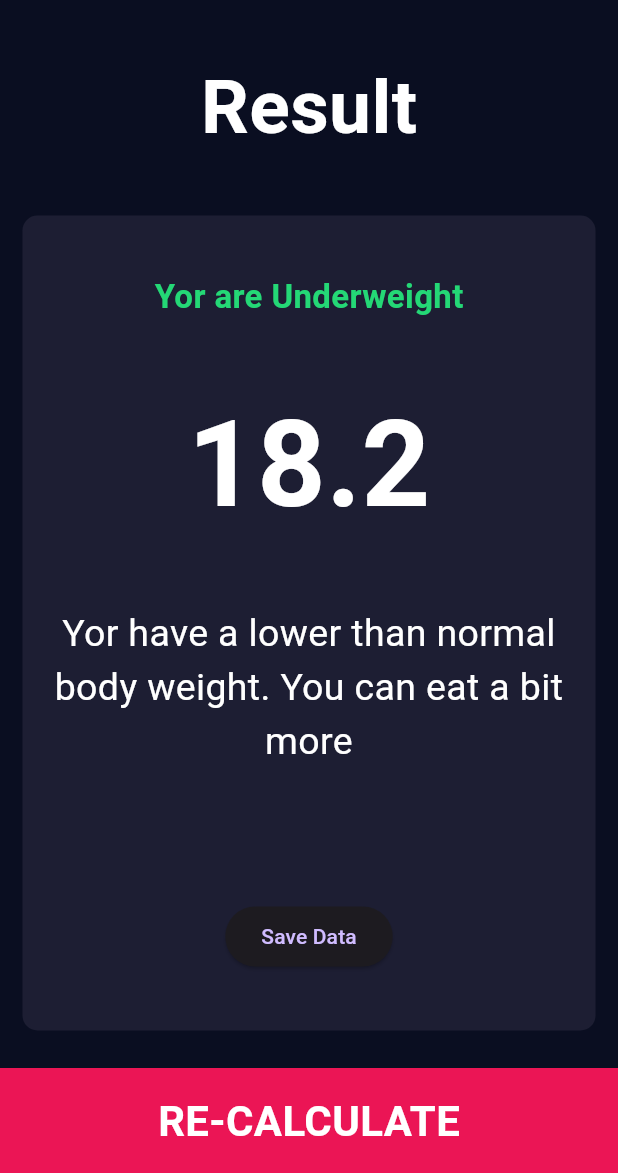
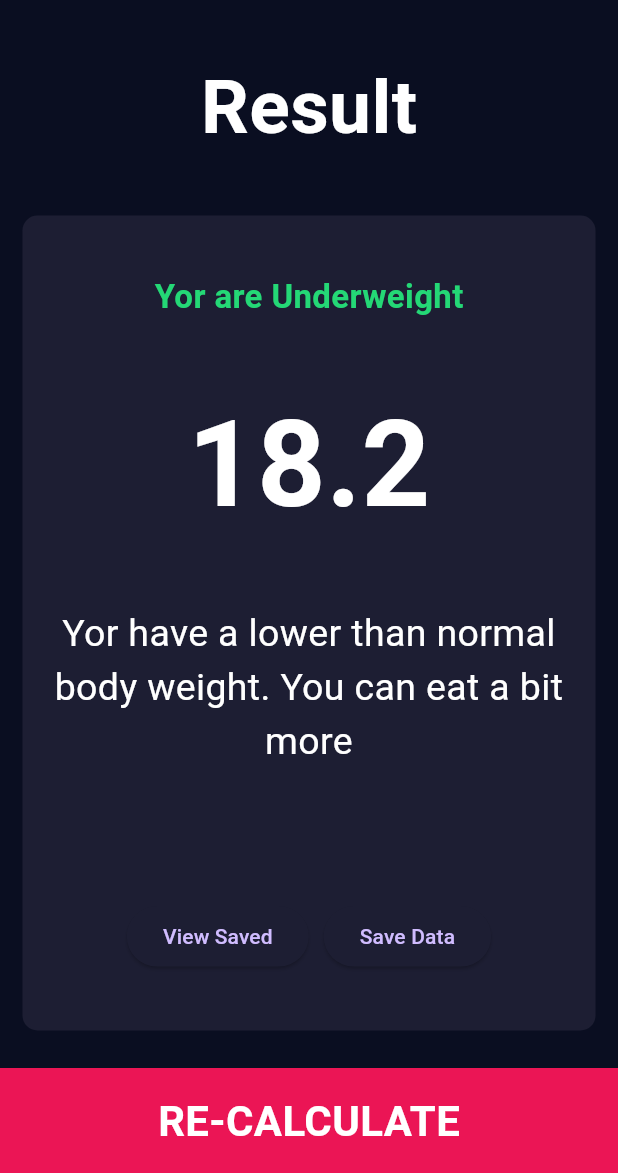
Before and after one commit to abdulrehmana28/flutter_bmi_calculator, a Flutter app: the screen it shows after launch, after a tap on "CALCULATE", on a phone screen of 412 x 824 dp, the part 63-1236 px from its top. Run offline on Flutter 3.47's test engine with Material 3 defaults, Android fonts, the phone set to English and light mode, and no system bars; our stand-ins replace font_awesome_flutter, sqflite; accounts and stored records are empty.

Commit message:
sql integration completed
all main functionality added

```diff
--- a/lib/calculateFuncationality.dart
+++ b/lib/calculateFuncationality.dart
@@ -14,7 +14,7 @@ class CalculateFuncationality {
 
   String getResultText() {
     if (_bmi >= 25) {
-      return 'You Overweight';
+      return 'You are Overweight';
     } else if (_bmi > 18.5) {
       return 'Normal';
     } else {
--- a/lib/screens/result_page.dart
+++ b/lib/screens/result_page.dart
@@ -36,8 +36,8 @@ class ResultPage extends StatelessWidget {
         children: [
           Expanded(
             child: Container(
-              child: Center(
-                child: const Text(
+              child: const Center(
+                child: Text(
                   'Result',
                   style: kTitleTextStyle,
                 ),
@@ -68,37 +68,74 @@ class ResultPage extends StatelessWidget {
                   const SizedBox(
                     height: 10.0,
                   ),
+                  Row(
+                    mainAxisAlignment: MainAxisAlignment.center,
+                    children: [
+                      ElevatedButton(
+                        onPressed: () {
+                          Navigator.push(
+                            context,
+                            MaterialPageRoute(
+                              builder: (context) => SavedDataPage(),
+                            ),
+                          );
+                        },
+                        child: const Text('View Saved'),
+                        style: ButtonStyle(
+                          backgroundColor:
+                              MaterialStateProperty.all(kActiveCardColor),
+                        ),
+                      ),
+                      const SizedBox(
+                        width: 10,
+                      ),
                       ElevatedButton(
                         onPressed: () async {
                           final dbHelper = DatabaseHelper();
-                      final name = await showDialog<String>(
+                          final nameController = TextEditingController();
+                          await showDialog<String>(
                             context: context,
                             builder: (context) {
                               return AlertDialog(
-                            title: Text('Enter your name'),
-                            content: TextField(
-                              decoration: InputDecoration(labelText: 'Name'),
+                                title: const Text('Enter your name'),
+                                content: TextFormField(
+                                  controller: nameController,
+                                  decoration:
+                                      const InputDecoration(labelText: 'Name'),
+                                  validator: (value) {
+                                    if (value?.isEmpty ?? true) {
+                                      return 'Please enter your name';
+                                    }
+                                    return null;
+                                  },
                                 ),
                                 actions: [
                                   ElevatedButton(
                                     onPressed: () {
-                                  Navigator.pop(context, 'John Doe');
+                                      Navigator.pop(
+                                          context, nameController.text);
                                     },
-                                child: Text('OK'),
+                                    child: const Text('OK'),
                                   ),
                                 ],
                               );
                             },
                           );
-                      await dbHelper.insertUser(
-                          name!, gender, age, height, weight, bmiResult);
+                          await dbHelper.insertUser(nameController.text, gender,
+                              age, height, weight, bmiResult);
                           Navigator.push(
                             context,
                             MaterialPageRoute(
                                 builder: (context) => SavedDataPage()),
                           );
                         },
-                    child: Text('Save Data'),
+                        style: ButtonStyle(
+                          backgroundColor:
+                              MaterialStateProperty.all(kActiveCardColor),
+                        ),
+                        child: const Text('Save Data'),
+                      ),
+                    ],
                   ),
                 ],
               ),
```
Lines whose indentation alone changed are shown as unchanged.
